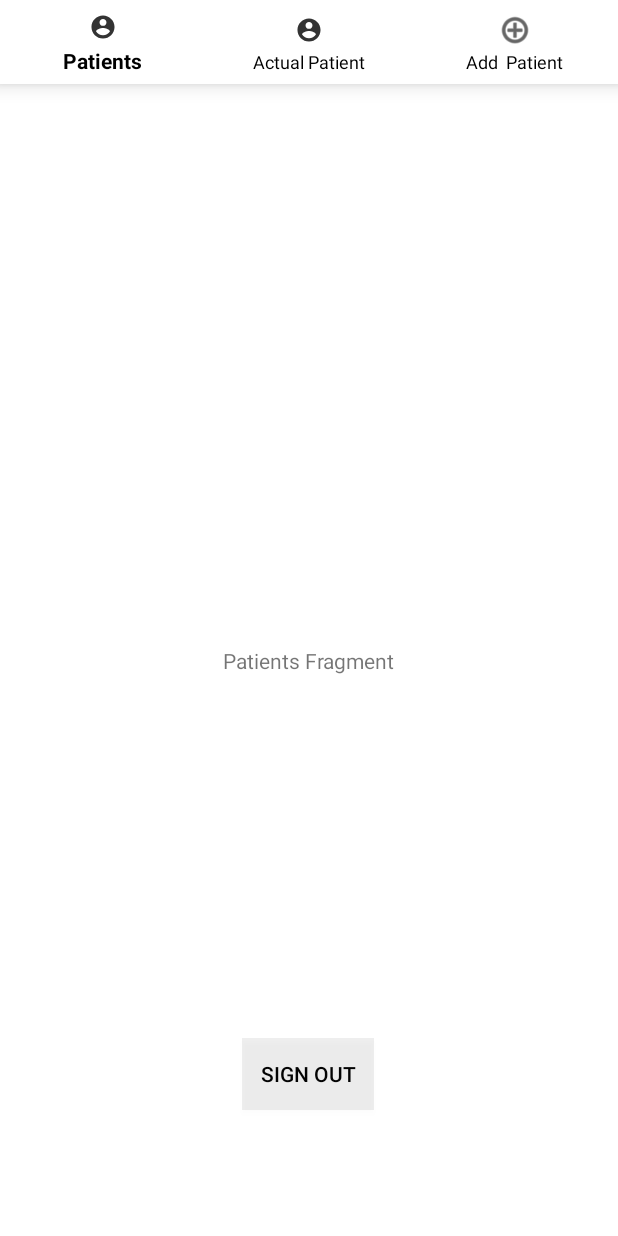
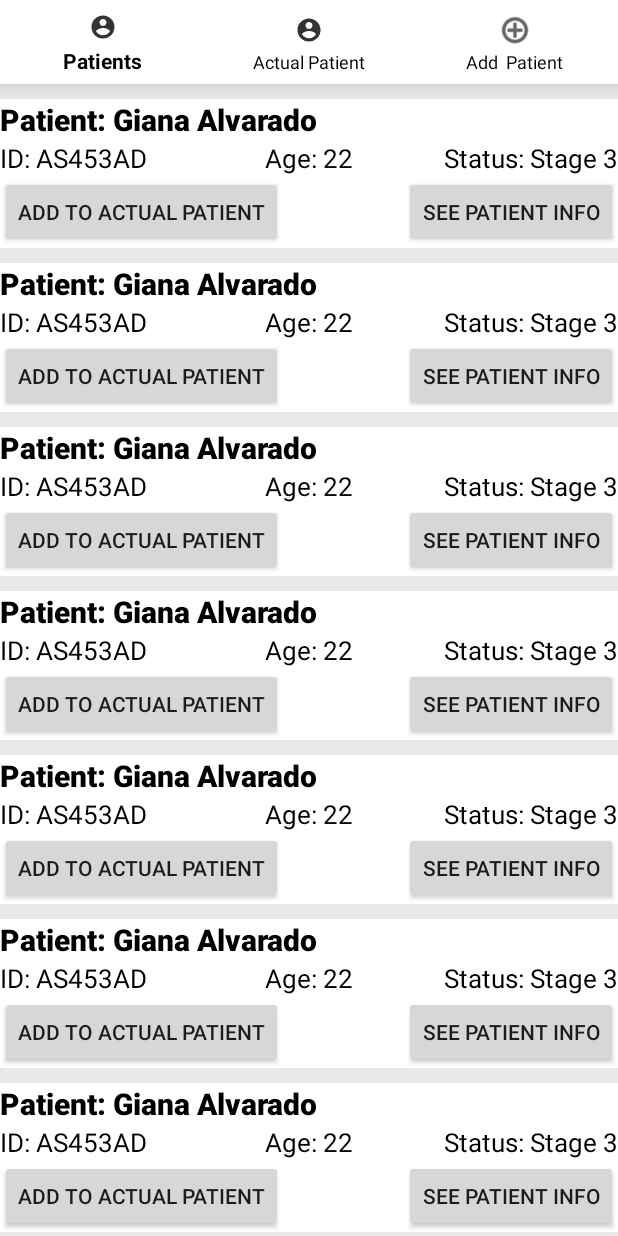
Before and after one commit to btorres136/Obstetric_Hemorrhage, an Android app: the screen it shows after launch once a user with an empty profile is signed in (MainActivity), on a phone screen of 412 x 824 dp. Run offline under Robolectric (Android 15) with nearby library versions, the phone set to English and light mode, and no system bars; our stand-ins replace Firebase (no records; nobody signed in at launch, a user with empty details on screens opened directly).

Commit message:
Patient Fragments: Patients added

```diff
--- a/app/src/main/java/com/research/obstetric_hemorrhage/Patient_Fragment.java
+++ b/app/src/main/java/com/research/obstetric_hemorrhage/Patient_Fragment.java
@@ -1,88 +1,105 @@
 package com.research.obstetric_hemorrhage;
 
-import android.content.Context;
-import android.net.Uri;
 import android.os.Bundle;
 
+import androidx.annotation.Nullable;
 import androidx.fragment.app.Fragment;
+import androidx.recyclerview.widget.LinearLayoutManager;
+import androidx.recyclerview.widget.RecyclerView;
+
 
 import android.view.LayoutInflater;
 import android.view.View;
 import android.view.ViewGroup;
 
+import java.util.ArrayList;
 
-/**
- * A simple {@link Fragment} subclass.
- * Activities that contain this fragment must implement the
- * {@link Patient_Fragment.OnFragmentInteractionListener} interface
- * to handle interaction events.
- * Use the {@link Patient_Fragment#newInstance} factory method to
- * create an instance of this fragment.
- */
 public class Patient_Fragment extends Fragment {
 
+    private static final String TAG = "MainActivity";
 
-    private OnFragmentInteractionListener mListener;
-
-    public Patient_Fragment() {
-        // Required empty public constructor
-    }
-
-    /**
-     * Use this factory method to create a new instance of
-     * this fragment using the provided parameters.
-     *
-     * @param param1 Parameter 1.
-     * @param param2 Parameter 2.
-     * @return A new instance of fragment Patient_Fragment.
-     */
-    // TODO: Rename and change types and number of parameters
-    public static Patient_Fragment newInstance(String param1, String param2) {
-        Patient_Fragment fragment = new Patient_Fragment();
-
-        return fragment;
-    }
-
-    @Override
-    public void onCreate(Bundle savedInstanceState) {
-        super.onCreate(savedInstanceState);
-
-    }
+    //vars
+    private ArrayList<String> mPatientNames = new ArrayList<>();
+    private ArrayList<String> mAges =  new ArrayList<>();
+    private ArrayList<String> mid = new ArrayList<>();
+    private ArrayList<String> mstatus = new ArrayList<>();
+    private RecyclerView recyclerView;
 
     @Override
     public View onCreateView(LayoutInflater inflater, ViewGroup container,
                              Bundle savedInstanceState) {
         // Inflate the layout for this fragment
-        return inflater.inflate(R.layout.fragment_patient_, container, false);
+        View rootView = inflater.inflate(R.layout.fragment_patient_, container, false);
+        recyclerView = rootView.findViewById(R.id.patient_recycle);
+        mPatientNames.add("Giana Alvarado");
+        mAges.add("22");
+        mid.add("AS453AD");
+        mstatus.add("Stage 3");
+
+        mPatientNames.add("Giana Alvarado");
+        mAges.add("22");
+        mid.add("AS453AD");
+        mstatus.add("Stage 3");
+
+        mPatientNames.add("Giana Alvarado");
+        mAges.add("22");
+        mid.add("AS453AD");
+        mstatus.add("Stage 3");
+
+        mPatientNames.add("Giana Alvarado");
+        mAges.add("22");
+        mid.add("AS453AD");
+        mstatus.add("Stage 3");
+
+        mPatientNames.add("Giana Alvarado");
+        mAges.add("22");
+        mid.add("AS453AD");
+        mstatus.add("Stage 3");
+
+        mPatientNames.add("Giana Alvarado");
+        mAges.add("22");
+        mid.add("AS453AD");
+        mstatus.add("Stage 3");
+
+        mPatientNames.add("Giana Alvarado");
+        mAges.add("22");
+        mid.add("AS453AD");
+        mstatus.add("Stage 3");
+
+        mPatientNames.add("Giana Alvarado");
+        mAges.add("22");
+        mid.add("AS453AD");
+        mstatus.add("Stage 3");
+
+        mPatientNames.add("Giana Alvarado");
+        mAges.add("22");
+        mid.add("AS453AD");
+        mstatus.add("Stage 3");
+
+        mPatientNames.add("Giana Alvarado");
+        mAges.add("22");
+        mid.add("AS453AD");
+        mstatus.add("Stage 3");
+
+        mPatientNames.add("Giana Alvarado");
+        mAges.add("22");
+        mid.add("AS453AD");
+        mstatus.add("Stage 3");
+
+        mPatientNames.add("Giana Alvarado");
+        mAges.add("22");
+        mid.add("AS453AD");
+        mstatus.add("Stage 3");
+
+        mPatientNames.add("Giana Alvarado");
+        mAges.add("22");
+        mid.add("AS453AD");
+        mstatus.add("Stage 3");
+
+        RecyclerViewAdapter adapter = new RecyclerViewAdapter(mPatientNames,mAges,mid,mstatus, getActivity());
+        recyclerView.setAdapter(adapter);
+        recyclerView.setLayoutManager(new LinearLayoutManager(getActivity()));
+        return rootView;
     }
 
-    // TODO: Rename method, update argument and hook method into UI event
-    public void onButtonPressed(Uri uri) {
-    }
-
-    @Override
-    public void onAttach(Context context) {
-        super.onAttach(context);
-
-    }
-
-    @Override
-    public void onDetach() {
-        super.onDetach();
-    }
-
-    /**
-     * This interface must be implemented by activities that contain this
-     * fragment to allow an interaction in this fragment to be communicated
-     * to the activity and potentially other fragments contained in that
-     * activity.
-     * <p>
-     * See the Android Training lesson <a href=
-     * "http://developer.android.com/training/basics/fragments/communicating.html"
-     * >Communicating with Other Fragments</a> for more information.
-     */
-    public interface OnFragmentInteractionListener {
-        // TODO: Update argument type and name
-        void onFragmentInteraction(Uri uri);
-    }
 }
--- /dev/null
+++ b/app/src/main/java/com/research/obstetric_hemorrhage/RecyclerViewAdapter.java
@@ -0,0 +1,73 @@
+package com.research.obstetric_hemorrhage;
+
+import android.content.Context;
+import android.view.LayoutInflater;
+import android.view.ViewGroup;
+import android.widget.ImageView;
+import android.view.View;
+import android.widget.RelativeLayout;
+import android.widget.TextView;
+import android.widget.Toast;
+
+import androidx.annotation.NonNull;
+import androidx.recyclerview.widget.RecyclerView;
+
+import java.util.ArrayList;
+
+public class RecyclerViewAdapter extends RecyclerView.Adapter<RecyclerViewAdapter.ViewHolder>{
+
+    private static final String TAG = "com.research.obstetric_hemorrhage.RecyclerViewAdapter";
+    private ArrayList<String> mPatientNames = new ArrayList<>();
+    private ArrayList<String> mAges =  new ArrayList<>();
+    private ArrayList<String> mid = new ArrayList<>();
+    private ArrayList<String> mstatus = new ArrayList<>();
+    private Context mContext;
+
+    public RecyclerViewAdapter(ArrayList<String> PatientNames, ArrayList<String> Ages, ArrayList<String> id, ArrayList<String> status, Context context){
+        mPatientNames= PatientNames;
+        mAges = Ages;
+        mid = id;
+        mstatus = status;
+        mContext = context;
+    }
+
+
+    @NonNull
+    @Override
+    public ViewHolder onCreateViewHolder(@NonNull ViewGroup parent, int viewType) {
+        View view = LayoutInflater.from(parent.getContext()).inflate(R.layout.patientlist_layout, parent, false);
+        ViewHolder holder = new ViewHolder(view);
+        return holder;
+    }
+
+    @Override
+    public void onBindViewHolder(@NonNull ViewHolder holder, int position) {
+        holder.textView_Patient.setText("Patient: " + mPatientNames.get(position));
+        holder.textView_Age.setText("Age: " + mAges.get(position));
+        holder.textView_id.setText("ID: " + mid.get(position));
+        holder.textView_status.setText("Status: " + mstatus.get(position));
+    }
+
+    @Override
+    public int getItemCount() {
+        return mPatientNames.size();
+    }
+
+    public class ViewHolder extends RecyclerView.ViewHolder{
+        TextView textView_Patient;
+        TextView textView_Age;
+        TextView textView_id;
+        TextView textView_status;
+        RelativeLayout parentLayout;
+        public ViewHolder(View itemView)
+        {
+            super(itemView);
+            textView_Patient = itemView.findViewById(R.id.patient_name);
+            textView_Age = itemView.findViewById(R.id.patient_age);
+            textView_id = itemView.findViewById(R.id.patient_id);
+            textView_status = itemView.findViewById(R.id.patient_state);
+            parentLayout = itemView.findViewById(R.id.parent_layout);
+        }
+
+    }
+}
--- a/app/src/main/res/layout/activity_main.xml
+++ b/app/src/main/res/layout/activity_main.xml
@@ -34,21 +34,4 @@
 
     </com.google.android.material.bottomnavigation.BottomNavigationView>
 
-    <Button
-        android:id="@+id/button"
-        android:layout_width="wrap_content"
-        android:layout_height="wrap_content"
-        android:layout_marginStart="16dp"
-        android:layout_marginLeft="16dp"
-        android:layout_marginBottom="84dp"
-        android:background="#11000000"
-        android:text="Sign Out"
-        android:textColor="#030303"
-        app:layout_constraintBottom_toBottomOf="parent"
-        app:layout_constraintEnd_toEndOf="parent"
-        app:layout_constraintHorizontal_bias="0.472"
-        app:layout_constraintStart_toStartOf="parent"
-        app:layout_constraintTop_toBottomOf="@+id/bottomNavigationView"
-        app:layout_constraintVertical_bias="1.0" />
-
 </androidx.constraintlayout.widget.ConstraintLayout>
--- a/app/src/main/res/layout/fragment_actual__patient.xml
+++ b/app/src/main/res/layout/fragment_actual__patient.xml
@@ -7,10 +7,10 @@
     tools:context=".Actual_Patient">
 
     <TextView
-        android:id="@+id/textView4"
+        android:id="@+id/textView2"
         android:layout_width="wrap_content"
         android:layout_height="wrap_content"
-        android:text="Actual Patient"
+        android:text="TextView"
         app:layout_constraintBottom_toBottomOf="parent"
         app:layout_constraintEnd_toEndOf="parent"
         app:layout_constraintStart_toStartOf="parent"
--- a/app/src/main/res/layout/fragment_patient_.xml
+++ b/app/src/main/res/layout/fragment_patient_.xml
@@ -4,13 +4,13 @@
     xmlns:tools="http://schemas.android.com/tools"
     android:layout_width="match_parent"
     android:layout_height="match_parent"
+    android:background="#E9E9E9"
     tools:context=".Patient_Fragment">
 
-    <TextView
-        android:id="@+id/textView2"
-        android:layout_width="wrap_content"
-        android:layout_height="wrap_content"
-        android:text="Patients Fragment"
+    <androidx.recyclerview.widget.RecyclerView
+        android:id="@+id/patient_recycle"
+        android:layout_width="match_parent"
+        android:layout_height="match_parent"
         app:layout_constraintBottom_toBottomOf="parent"
         app:layout_constraintEnd_toEndOf="parent"
         app:layout_constraintStart_toStartOf="parent"
--- /dev/null
+++ b/app/src/main/res/layout/patientlist_layout.xml
@@ -0,0 +1,68 @@
+<?xml version="1.0" encoding="utf-8"?>
+<RelativeLayout xmlns:android="http://schemas.android.com/apk/res/android"
+    xmlns:app="http://schemas.android.com/apk/res-auto"
+    xmlns:tools="http://schemas.android.com/tools"
+    android:id="@+id/parent_layout"
+    android:layout_width="match_parent"
+    android:layout_height="wrap_content"
+    android:background="#FFFFFF"
+    android:orientation="vertical"
+    android:layout_marginTop="10dp">
+
+    <TextView
+        android:id="@+id/patient_name"
+        android:layout_width="wrap_content"
+        android:layout_height="wrap_content"
+        android:layout_alignParentLeft="true"
+        android:text="patient_name"
+        android:textSize="20sp"
+        android:textStyle="bold"
+        android:textColor="#000"
+        app:fontFamily="sans-serif-black" />
+
+    <TextView
+        android:id="@+id/patient_id"
+        android:layout_width="wrap_content"
+        android:layout_height="wrap_content"
+        android:layout_below="@+id/patient_name"
+        android:layout_alignParentLeft="true"
+        android:text="patient_id"
+        android:textColor="#000"
+        android:textSize="17sp" />
+
+    <TextView
+        android:id="@+id/patient_age"
+        android:layout_width="wrap_content"
+        android:layout_height="wrap_content"
+        android:layout_below="@+id/patient_name"
+        android:layout_centerHorizontal="true"
+        android:text="patient_age"
+        android:textColor="#000"
+        android:textSize="17sp" />
+
+    <TextView
+        android:id="@+id/patient_state"
+        android:layout_width="wrap_content"
+        android:layout_height="wrap_content"
+        android:layout_below="@+id/patient_name"
+        android:layout_alignParentRight="true"
+        android:text="patient_state"
+        android:textColor="#000"
+        android:textSize="17sp" />
+
+    <Button
+        android:id="@+id/add_to_actual"
+        android:layout_width="wrap_content"
+        android:layout_height="wrap_content"
+        android:layout_below="@+id/patient_id"
+        android:layout_alignParentLeft="true"
+        android:text="Add to Actual Patient" />
+
+    <Button
+        android:id="@+id/see_info"
+        android:layout_width="wrap_content"
+        android:layout_height="wrap_content"
+        android:layout_below="@+id/patient_id"
+        android:layout_alignParentRight="true"
+        android:text="See Patient Info" />
+</RelativeLayout>
```
